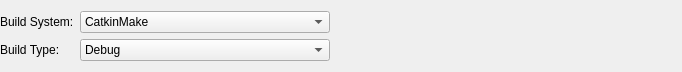
First picture: the form in src/project_manager/ros_build_configuration.ui, repository ros-industrial/ros_qtc_plugin, before the edit.
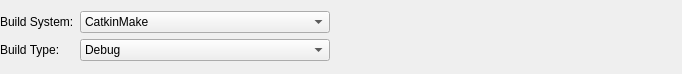
Second picture: the form after the edit.

```diff
--- a/src/project_manager/ros_build_configuration.ui
+++ b/src/project_manager/ros_build_configuration.ui
@@ -7,7 +7,7 @@
     <x>0</x>
     <y>0</y>
     <width>682</width>
-    <height>70</height>
+    <height>74</height>
    </rect>
   </property>
   <property name="windowTitle">
```
Left out of the diff: 5 changed lines with no effect on the pictures.
